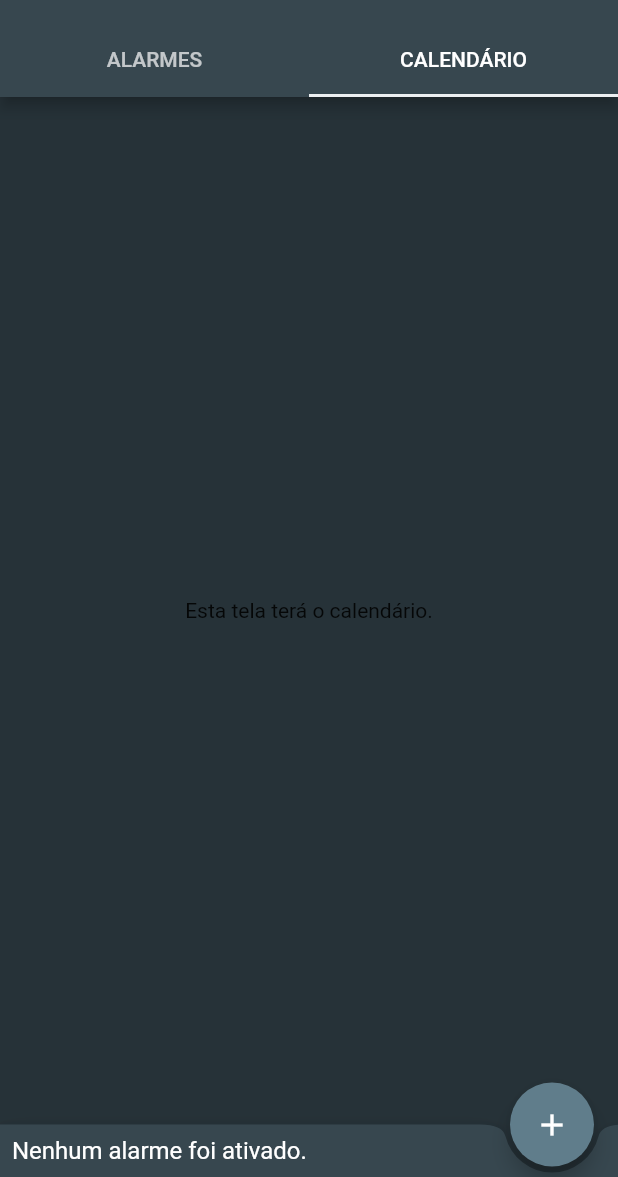
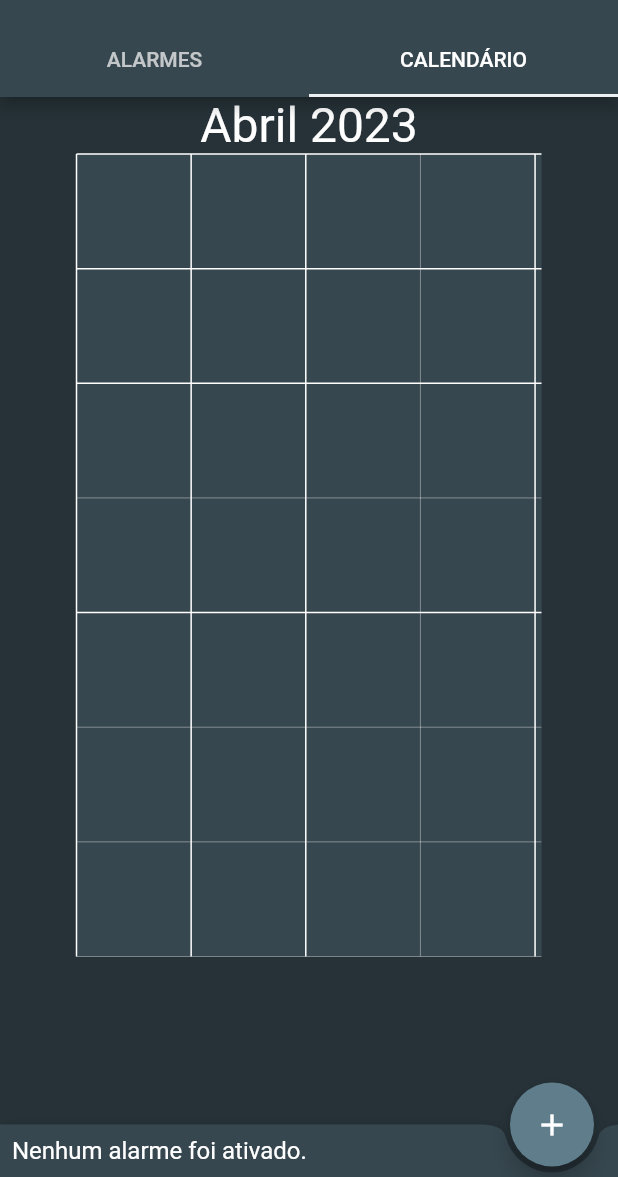
Before and after one commit to MatheusAraujo6/pimobile3a, a Flutter app: the TelaPrincipal screen opened directly, tab 2 chosen, on a phone screen of 412 x 824 dp, the part 59-1236 px from its top. Run offline on Flutter 3.47's test engine with Material 2 defaults, Android fonts, the phone set to English and light mode, and no system bars.

Commit message:
Protótipo do widget do calendário

```diff
--- /dev/null
+++ b/lib/calendario.dart
@@ -0,0 +1,20 @@
+import 'package:flutter/material.dart';
+
+class Calendario extends StatelessWidget {
+  const Calendario({super.key});
+
+  @override
+  Widget build(BuildContext context) {
+    return GridPaper(
+      color: Colors.white,
+      divisions: 1,
+      interval: 535 / 7,
+      subdivisions: 1,
+      child: Container(
+        width: 310,
+        height: 535,
+        color: Colors.blueGrey.shade800,
+      ),
+    );
+  }
+}
--- a/lib/gerenciar_lista.dart
+++ b/lib/gerenciar_lista.dart
@@ -1,3 +1,4 @@
+import 'package:alarme_pi/calendario.dart';
 import 'package:alarme_pi/card_alarme.dart';
 import 'package:flutter/material.dart';
 
@@ -36,8 +37,17 @@ class _TelaPrincipalState extends State<TelaPrincipal> {
                 AlarmeCard(),
               ],
             ),
-            const Center(
-              child: Text('Esta tela terá o calendário.'),
+            Column(
+              children: const [
+                Text(
+                  'Abril 2023',
+                  style: TextStyle(
+                    color: Colors.white,
+                    fontSize: 32,
+                  ),
+                ),
+                Calendario(),
+              ],
             ),
           ],
         ),
```
